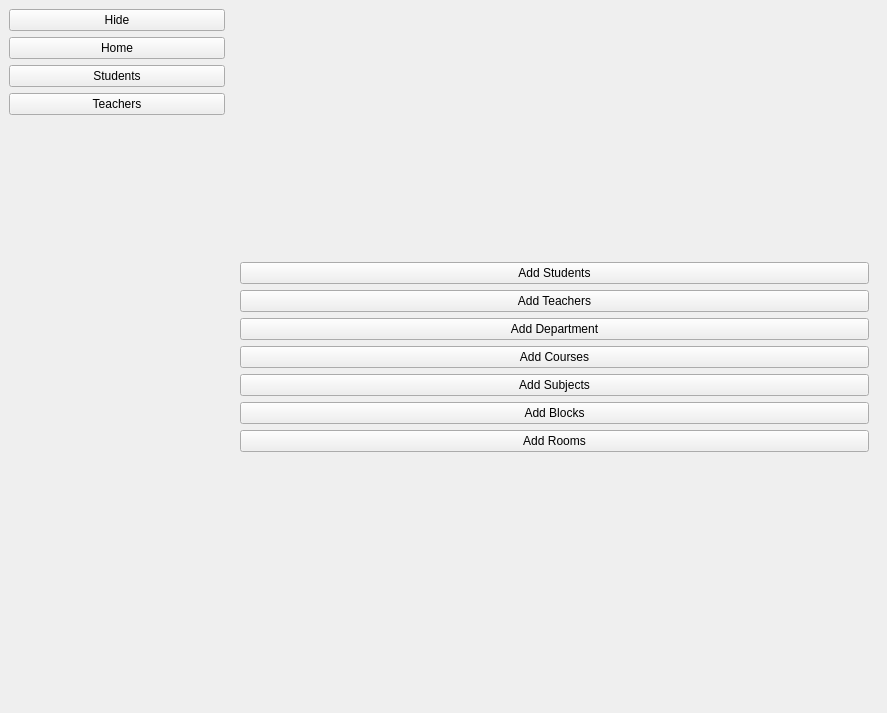
Qt form SchedSystemUI.ui (sheeshnigami/Scheduling-Project) before a commit.
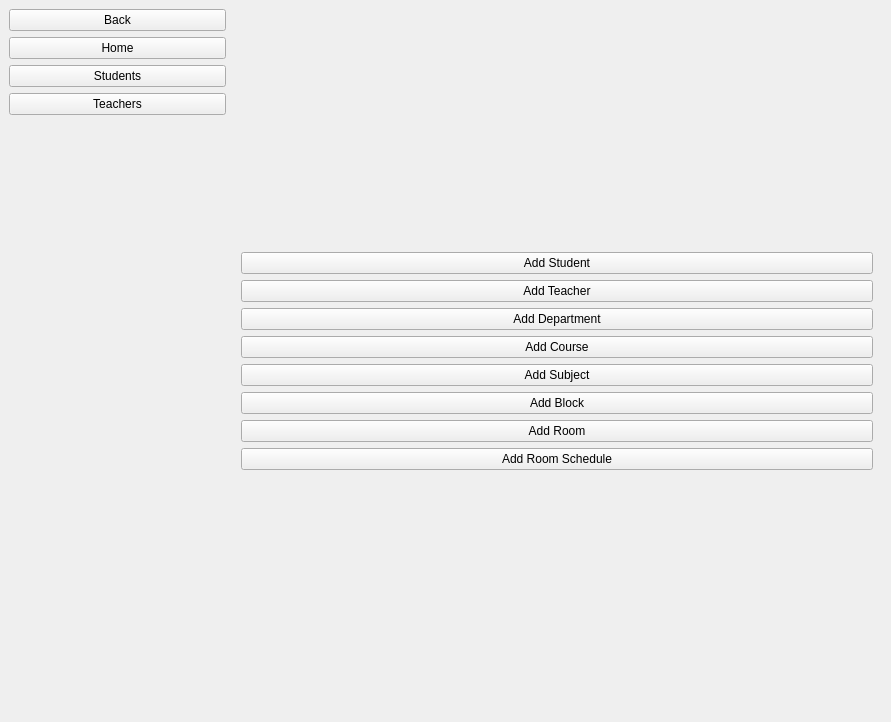
The same form after that commit. The open tabs and pages were chosen to show the change.

Commit message: renierpogi123 - checkpoint1, add is until room

```diff
--- a/SchedSystemUI.ui
+++ b/SchedSystemUI.ui
@@ -6,8 +6,8 @@
    <rect>
     <x>0</x>
     <y>0</y>
-    <width>887</width>
-    <height>713</height>
+    <width>891</width>
+    <height>722</height>
    </rect>
   </property>
   <property name="windowTitle">
@@ -20,7 +20,7 @@
       <item>
        <widget class="QPushButton" name="pushButton_hide">
         <property name="text">
-         <string>Hide</string>
+         <string>Back</string>
         </property>
        </widget>
       </item>
@@ -167,14 +167,14 @@
         <item>
          <widget class="QPushButton" name="pushButton_addStudents">
           <property name="text">
-           <string>Add Students</string>
+           <string>Add Student</string>
           </property>
          </widget>
         </item>
         <item>
          <widget class="QPushButton" name="pushButton_addTeachers">
           <property name="text">
-           <string>Add Teachers</string>
+           <string>Add Teacher</string>
           </property>
          </widget>
         </item>
@@ -188,28 +188,35 @@
         <item>
          <widget class="QPushButton" name="pushButton_addCourses">
           <property name="text">
-           <string>Add Courses</string>
+           <string>Add Course</string>
           </property>
          </widget>
         </item>
         <item>
          <widget class="QPushButton" name="pushButton_addSubjets">
           <property name="text">
-           <string>Add Subjects</string>
+           <string>Add Subject</string>
           </property>
          </widget>
         </item>
         <item>
          <widget class="QPushButton" name="pushButton_addBlocks">
           <property name="text">
-           <string>Add Blocks</string>
+           <string>Add Block</string>
           </property>
          </widget>
         </item>
         <item>
          <widget class="QPushButton" name="pushButton_addRooms">
           <property name="text">
-           <string>Add Rooms</string>
+           <string>Add Room</string>
+          </property>
+         </widget>
+        </item>
+        <item>
+         <widget class="QPushButton" name="pushButton">
+          <property name="text">
+           <string>Add Room Schedule</string>
           </property>
          </widget>
         </item>
```
Left out of the diff: 48 changed lines with no effect on the pictures. The commit also changes 15 other files.
